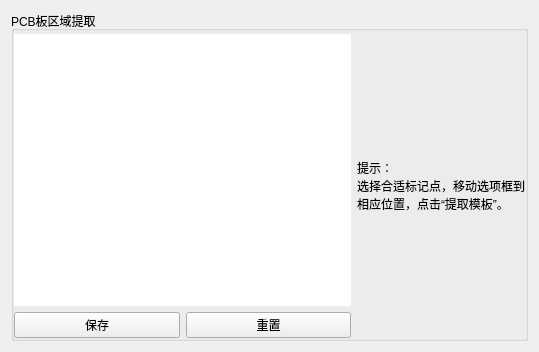
Qt form ui/pcb_location.ui (xiashu-tech-sh/AOI-IE) before a commit.
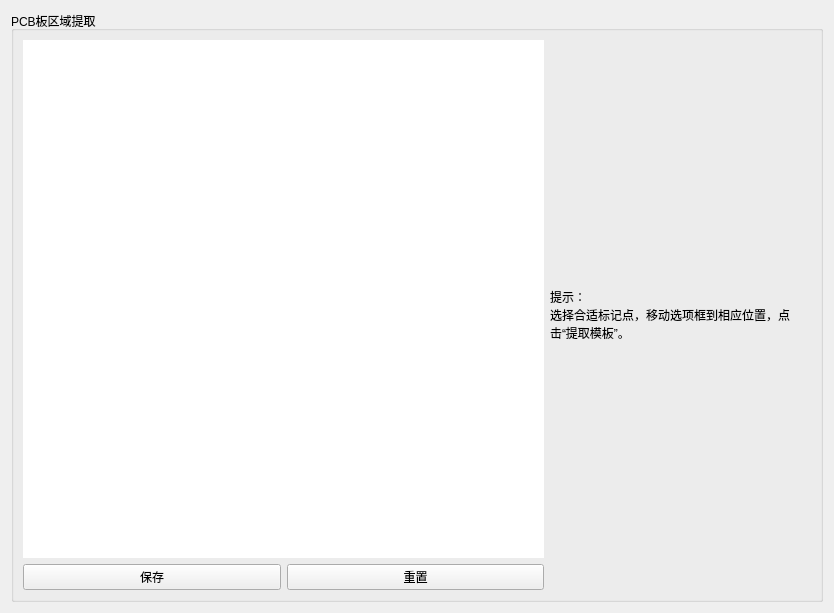
The same form after that commit.

```diff
--- a/ui/pcb_location.ui
+++ b/ui/pcb_location.ui
@@ -6,34 +6,24 @@
    <rect>
     <x>0</x>
     <y>0</y>
-    <width>539</width>
-    <height>352</height>
+    <width>834</width>
+    <height>613</height>
    </rect>
   </property>
   <property name="windowTitle">
    <string>Form</string>
   </property>
-  <layout class="QVBoxLayout" name="verticalLayout_2" stretch="1">
+  <layout class="QVBoxLayout" name="verticalLayout_2" stretch="0">
    <item>
     <widget class="QGroupBox" name="groupbox_2">
      <property name="title">
       <string>PCB板区域提取</string>
      </property>
-     <layout class="QHBoxLayout" name="horizontalLayout_3" stretch="2,1">
-      <property name="leftMargin">
-       <number>0</number>
-      </property>
-      <property name="topMargin">
-       <number>3</number>
-      </property>
-      <property name="rightMargin">
-       <number>0</number>
-      </property>
-      <property name="bottomMargin">
-       <number>0</number>
-      </property>
+     <layout class="QHBoxLayout" name="horizontalLayout_2">
       <item>
-       <layout class="QVBoxLayout" name="verticalLayout" stretch="1,0">
+       <layout class="QHBoxLayout" name="horizontalLayout" stretch="2,1">
+        <item>
+         <layout class="QVBoxLayout" name="verticalLayout" stretch="7,1">
         <item>
          <widget class="QLabel" name="pcbLabel">
           <property name="sizePolicy">
@@ -54,15 +44,15 @@
          </widget>
         </item>
         <item>
-         <layout class="QHBoxLayout" name="horizontalLayout_2">
-          <item>
+           <layout class="QGridLayout" name="gridLayout">
+            <item row="0" column="0">
            <widget class="QPushButton" name="savePCBButton">
             <property name="text">
              <string>保存</string>
             </property>
            </widget>
           </item>
-          <item>
+            <item row="0" column="1">
            <widget class="QPushButton" name="resetPCBButton">
             <property name="text">
              <string>重置</string>
@@ -86,6 +76,8 @@
          <bool>true</bool>
         </property>
        </widget>
+        </item>
+       </layout>
       </item>
      </layout>
     </widget>
```
Lines whose indentation alone changed are shown as unchanged.
